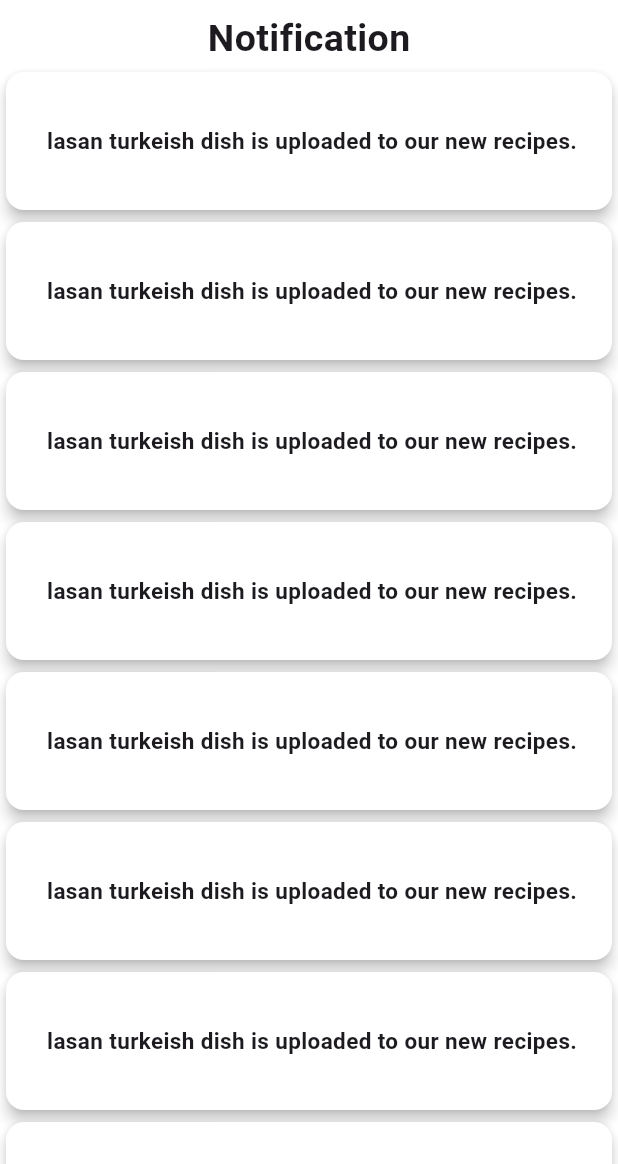
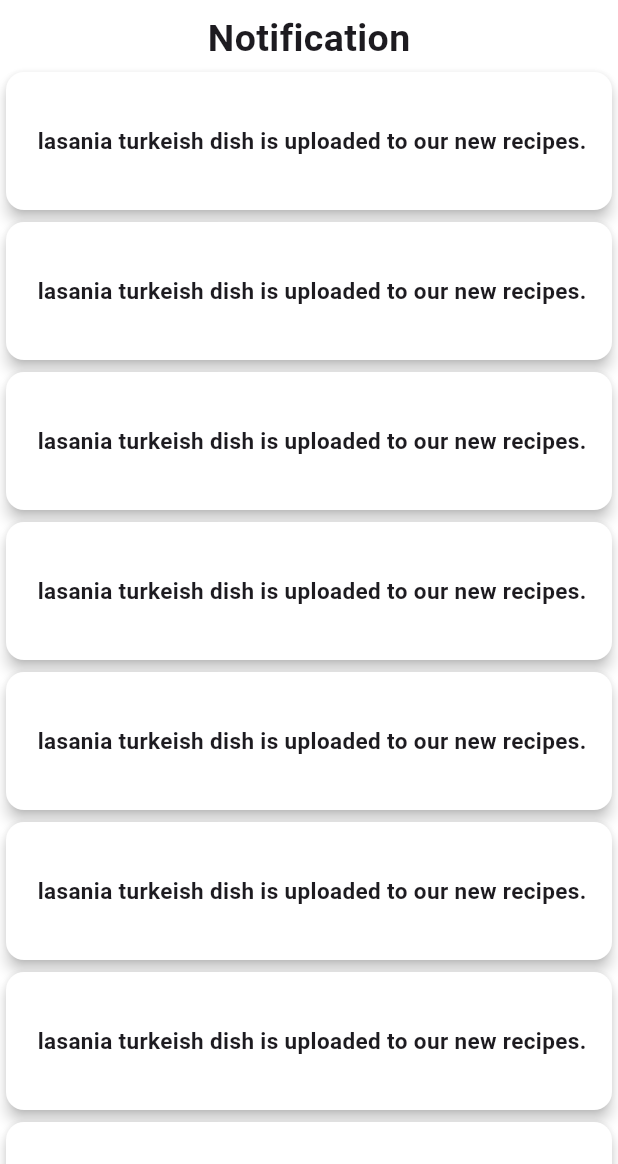
Before and after one commit to Shovon0017/Homemade-Haven, a Flutter app: the NotificationShow screen opened directly, on a phone screen of 412 x 824 dp, the part 72-1236 px from its top. Run offline on Flutter 3.47's test engine with Material 3 defaults, Android fonts, the phone set to English and light mode, and no system bars; our stand-ins replace animated_notch_bottom_bar, carousel_slider, flutter_secure_storage, get, get_storage, shimmer; accounts and stored records are empty.

```diff
--- a/lib/view/screen/notification/notification.dart
+++ b/lib/view/screen/notification/notification.dart
@@ -32,7 +32,7 @@ class NotificationShow extends StatelessWidget {
                     color: Colors.white,
                     child: Center(child: Padding(
                       padding: EdgeInsets.all(8.0),
-                      child: Text(" lasan turkeish dish is uploaded to our new recipes.",style: TextStyle(fontSize:15,fontWeight: FontWeight.bold),),
+                      child: Text(" lasania turkeish dish is uploaded to our new recipes.",style: TextStyle(fontSize:15,fontWeight: FontWeight.bold),),
                     )),
                   ),
                 );
```
